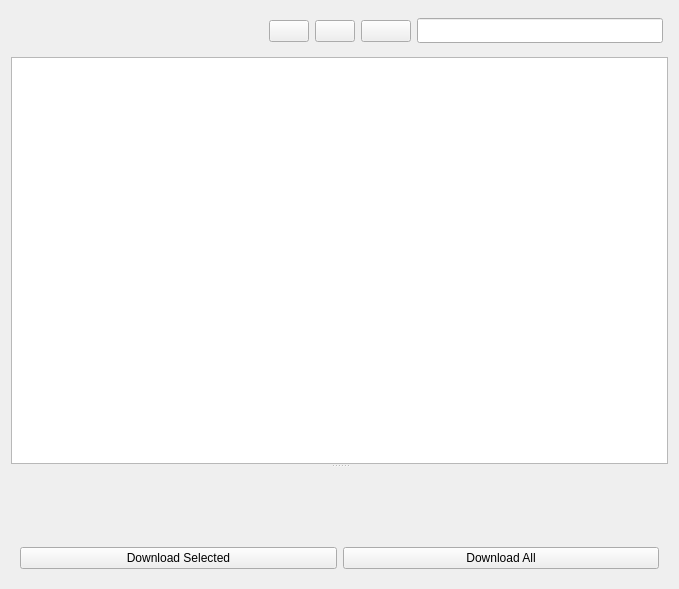
This is sVanilla/src/ClientUi/VideoList/VideoWidget.ui in WangPengZhan/sVanilla as Qt 5 draws it before an edit. The edited form follows.
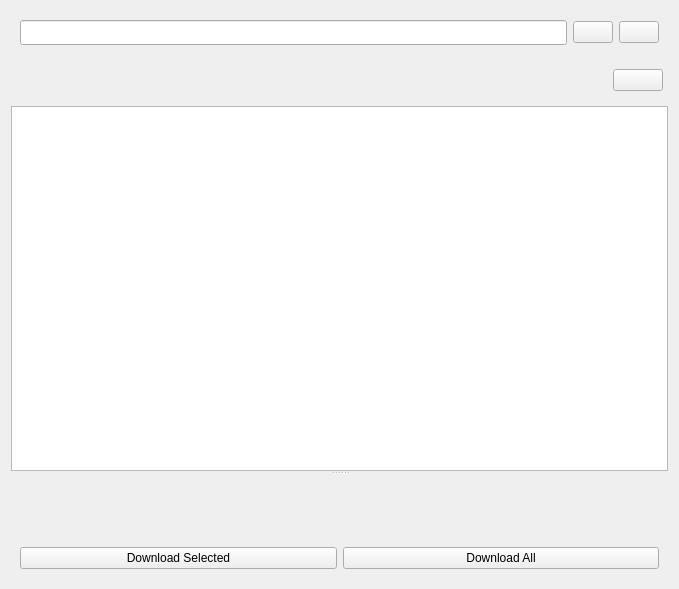
This is the edited form. Icons and pictures are not drawn. Custom widgets are drawn as their Qt base class.

Diff of the .ui file:
```diff
--- a/sVanilla/src/ClientUi/VideoList/VideoWidget.ui
+++ b/sVanilla/src/ClientUi/VideoList/VideoWidget.ui
@@ -11,6 +11,62 @@
    </rect>
   </property>
   <layout class="QVBoxLayout" name="verticalLayout">
+   <item>
+    <widget class="QWidget" name="widget" native="true">
+     <layout class="QHBoxLayout" name="horizontalLayout_3">
+      <item>
+       <widget class="::AddLinkLineEdit" name="lineEdit">
+        <property name="sizePolicy">
+         <sizepolicy hsizetype="Expanding" vsizetype="Fixed">
+          <horstretch>0</horstretch>
+          <verstretch>0</verstretch>
+         </sizepolicy>
+        </property>
+        <property name="minimumSize">
+         <size>
+          <width>0</width>
+          <height>25</height>
+         </size>
+        </property>
+        <property name="maximumSize">
+         <size>
+          <width>16777215</width>
+          <height>25</height>
+         </size>
+        </property>
+       </widget>
+      </item>
+      <item>
+       <widget class="QPushButton" name="btnHistory">
+        <property name="text">
+         <string/>
+        </property>
+        <property name="icon">
+         <iconset resource="../../../resource/sVanilla.qrc">
+          <normaloff>:/icon/home/history.svg</normaloff>:/icon/home/history.svg</iconset>
+        </property>
+        <property name="_vanillaStyle_Patch" stdset="0">
+         <string>CleanButtonPatch</string>
+        </property>
+       </widget>
+      </item>
+      <item>
+       <widget class="QPushButton" name="btnClipboard">
+        <property name="text">
+         <string/>
+        </property>
+        <property name="icon">
+         <iconset resource="../../../resource/sVanilla.qrc">
+          <normaloff>:/icon/home/clipboard.svg</normaloff>:/icon/home/clipboard.svg</iconset>
+        </property>
+        <property name="_vanillaStyle_Patch" stdset="0">
+         <string>CleanButtonPatch</string>
+        </property>
+       </widget>
+      </item>
+     </layout>
+    </widget>
+   </item>
    <item>
     <widget class="QWidget" name="switchBtnWidget" native="true">
      <property name="sizePolicy">
@@ -60,34 +116,6 @@
         </property>
        </spacer>
       </item>
-      <item>
-       <widget class="QPushButton" name="btnHistory">
-        <property name="text">
-         <string/>
-        </property>
-        <property name="icon">
-         <iconset resource="../../../resource/sVanilla.qrc">
-          <normaloff>:/icon/home/history.svg</normaloff>:/icon/home/history.svg</iconset>
-        </property>
-        <property name="_vanillaStyle_Patch" stdset="0">
-         <string>CleanButtonPatch</string>
-        </property>
-       </widget>
-      </item>
-      <item>
-       <widget class="QPushButton" name="btnClipboard">
-        <property name="text">
-         <string/>
-        </property>
-        <property name="icon">
-         <iconset resource="../../../resource/sVanilla.qrc">
-          <normaloff>:/icon/home/clipboard.svg</normaloff>:/icon/home/clipboard.svg</iconset>
-        </property>
-        <property name="_vanillaStyle_Patch" stdset="0">
-         <string>CleanButtonPatch</string>
-        </property>
-       </widget>
-      </item>
       <item>
        <widget class="QPushButton" name="btnAddLink">
         <property name="minimumSize">
@@ -108,28 +136,6 @@
         </property>
        </widget>
       </item>
-      <item>
-       <widget class="::SearchLineEdit" name="lineEditSearch">
-        <property name="sizePolicy">
-         <sizepolicy hsizetype="MinimumExpanding" vsizetype="Fixed">
-          <horstretch>0</horstretch>
-          <verstretch>0</verstretch>
-         </sizepolicy>
-        </property>
-        <property name="minimumSize">
-         <size>
-          <width>100</width>
-          <height>25</height>
-         </size>
-        </property>
-        <property name="maximumSize">
-         <size>
-          <width>16777215</width>
-          <height>25</height>
-         </size>
-        </property>
-       </widget>
-      </item>
      </layout>
     </widget>
    </item>
@@ -252,6 +258,11 @@
   </layout>
  </widget>
  <customwidgets>
+  <customwidget>
+   <class>::AddLinkLineEdit</class>
+   <extends>QLineEdit</extends>
+   <header>SUI/AddLinkLineEdit.h</header>
+  </customwidget>
   <customwidget>
    <class>Vanilla::ToggleButton</class>
    <extends>QWidget</extends>
@@ -275,11 +286,6 @@
    <header>ClientUi/VideoList/VideoInfoWidget.h</header>
    <container>1</container>
   </customwidget>
-  <customwidget>
-   <class>::SearchLineEdit</class>
-   <extends>QLineEdit</extends>
-   <header>SUI/SearchLineEdit.h</header>
-  </customwidget>
  </customwidgets>
  <resources>
   <include location="../../../resource/sVanilla.qrc"/>
```
Left out of the diff: 2 changed lines with no effect on the pictures.
